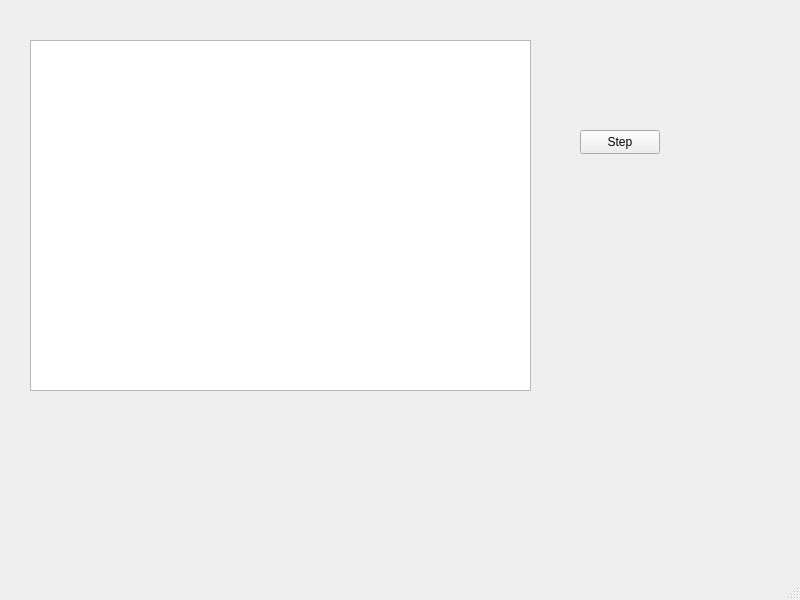
Before: the Qt Designer form mainwindow.ui in MateuszGuzy02/Game-Of-Life, drawn with Qt 5.
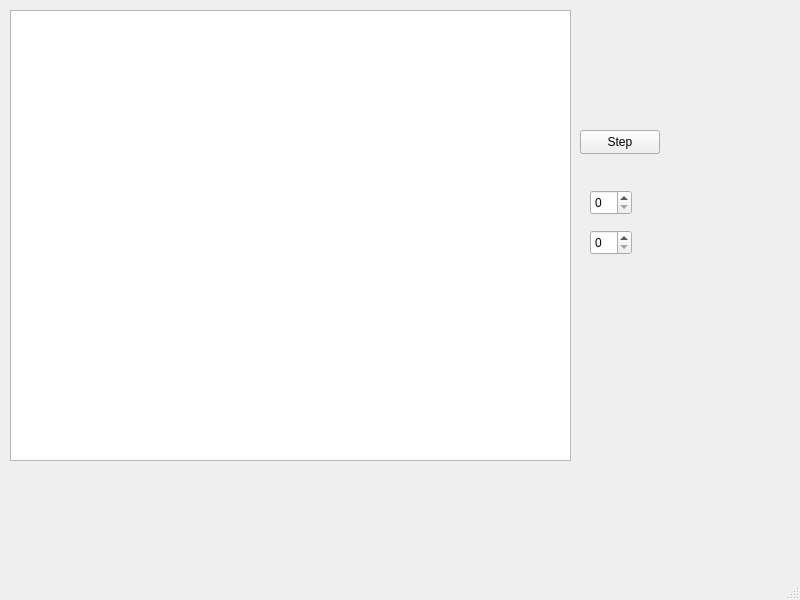
After: the same form once the commit is applied.

```diff
--- a/mainwindow.ui
+++ b/mainwindow.ui
@@ -17,10 +17,10 @@
    <widget class="QTableWidget" name="gameTable">
     <property name="geometry">
      <rect>
-      <x>30</x>
-      <y>40</y>
-      <width>501</width>
-      <height>351</height>
+      <x>10</x>
+      <y>10</y>
+      <width>561</width>
+      <height>451</height>
      </rect>
     </property>
    </widget>
@@ -37,6 +37,26 @@
      <string>Step</string>
     </property>
    </widget>
+   <widget class="QSpinBox" name="rowBox">
+    <property name="geometry">
+     <rect>
+      <x>590</x>
+      <y>190</y>
+      <width>42</width>
+      <height>25</height>
+     </rect>
+    </property>
+   </widget>
+   <widget class="QSpinBox" name="columnBox">
+    <property name="geometry">
+     <rect>
+      <x>590</x>
+      <y>230</y>
+      <width>42</width>
+      <height>25</height>
+     </rect>
+    </property>
+   </widget>
   </widget>
   <widget class="QMenuBar" name="menubar">
    <property name="geometry">
```
